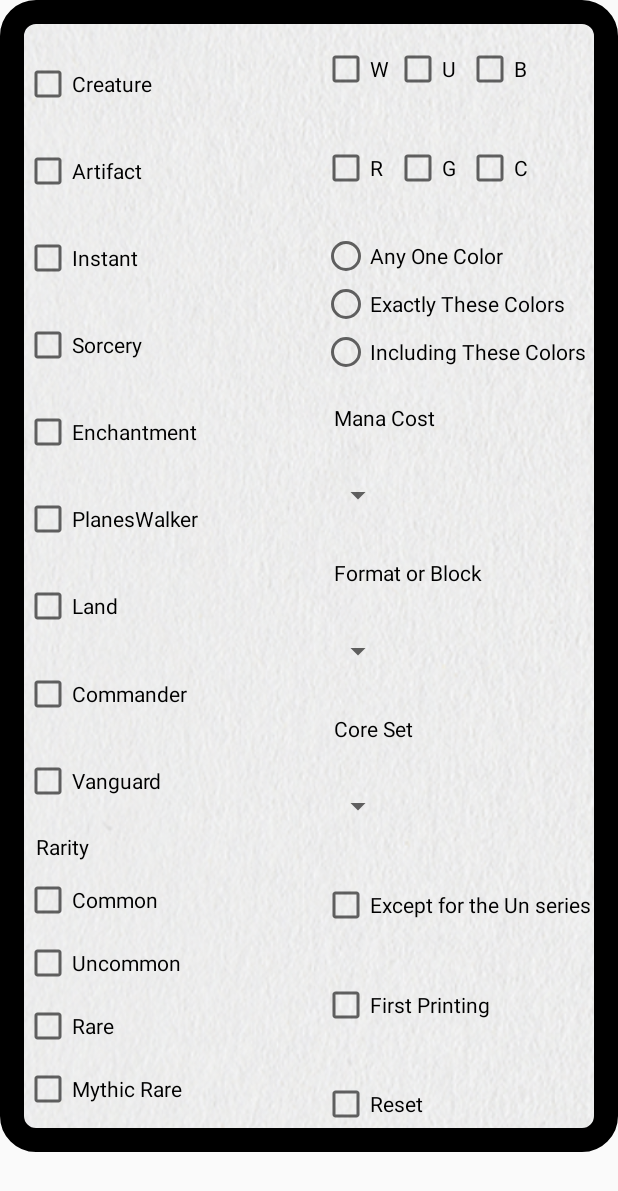
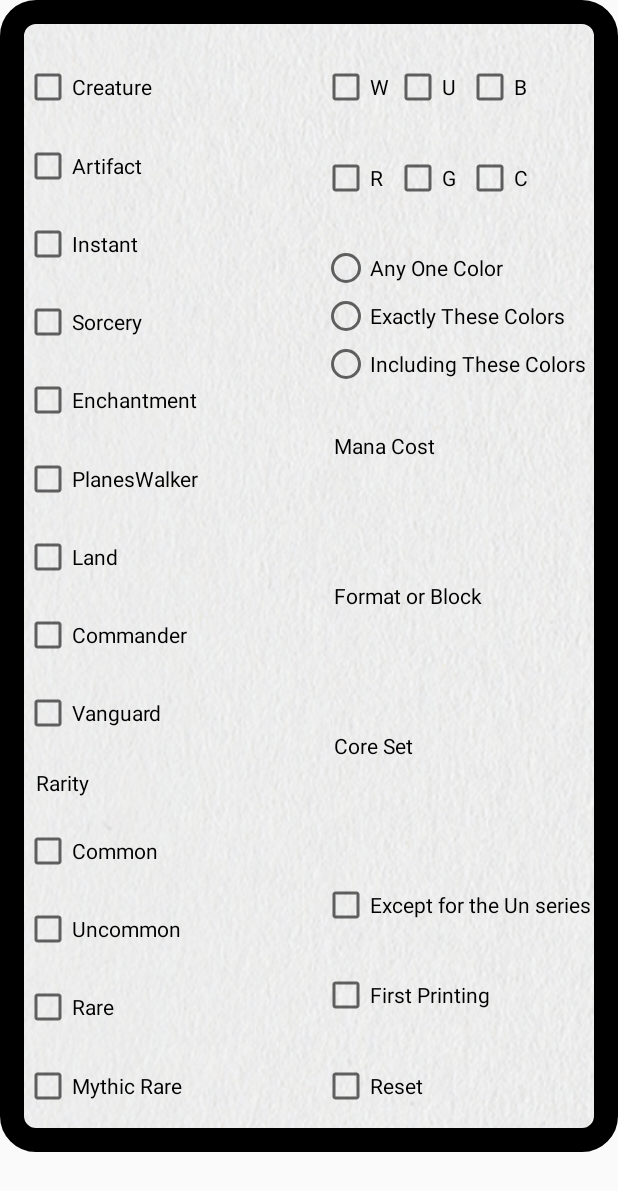
Before and after one commit to chikaharu11/MTG_Random_Card_Search, an Android app: the layout activity_main.xml on its own in the app's theme, with its tools: preview values and no code run, on a phone screen of 412 x 824 dp. Shown: the top 1191 px of the screen. Run offline under Robolectric (Android 15) with nearby library versions, the phone set to English and light mode, and no system bars.

Commit message:
add xml test

```diff
--- a/app/src/main/java/jp/chikaharu11/mtg_random_card_search/MainActivity.kt
+++ b/app/src/main/java/jp/chikaharu11/mtg_random_card_search/MainActivity.kt
@@ -1568,9 +1568,7 @@ class MainActivity : AppCompatActivity() {
                     binding.webView2.loadUrl("http://m.mtgwiki.com/wiki/$jaName2${enName2.replace(" ", "_")}")
                 } else {
                     binding.webView2.loadUrl("https://translate.google.com/translate?sl=auto&tl=en&u=http://m.mtgwiki.com/wiki/$jaName2${
-                        enName2.replace(" ",
-                            "_")
-                    }")
+                        enName2.replace(" ", "_")}")
                 }
                 return true
             }
--- a/app/src/main/res/layout/activity_main.xml
+++ b/app/src/main/res/layout/activity_main.xml
@@ -96,7 +96,6 @@
             android:layout_height="wrap_content"
             android:layout_marginStart="16dp"
             android:layout_marginTop="8dp"
-            android:minHeight="48dp"
             android:text="@string/checkbox"
             app:layout_constraintBottom_toTopOf="@+id/checkBox3"
             app:layout_constraintStart_toStartOf="parent"
@@ -107,7 +106,6 @@
             android:id="@+id/checkBox2"
             android:layout_width="wrap_content"
             android:layout_height="wrap_content"
-            android:minHeight="48dp"
             android:text="@string/checkbox2"
             app:layout_constraintBottom_toTopOf="@+id/checkBox7"
             app:layout_constraintStart_toStartOf="@+id/checkBox6"
@@ -118,7 +116,6 @@
             android:id="@+id/checkBox3"
             android:layout_width="wrap_content"
             android:layout_height="wrap_content"
-            android:minHeight="48dp"
             android:text="@string/checkbox3"
             app:layout_constraintBottom_toTopOf="@+id/checkBox4"
             app:layout_constraintStart_toStartOf="@+id/checkBox"
@@ -129,7 +126,6 @@
             android:id="@+id/checkBox4"
             android:layout_width="wrap_content"
             android:layout_height="wrap_content"
-            android:minHeight="48dp"
             android:text="@string/checkbox4"
             app:layout_constraintBottom_toTopOf="@+id/checkBox5"
             app:layout_constraintStart_toStartOf="@+id/checkBox3"
@@ -140,7 +136,6 @@
             android:id="@+id/checkBox5"
             android:layout_width="wrap_content"
             android:layout_height="wrap_content"
-            android:minHeight="48dp"
             android:text="@string/checkbox5"
             app:layout_constraintBottom_toTopOf="@+id/checkBox6"
             app:layout_constraintStart_toStartOf="@+id/checkBox4"
@@ -151,7 +146,6 @@
             android:id="@+id/checkBox6"
             android:layout_width="wrap_content"
             android:layout_height="wrap_content"
-            android:minHeight="48dp"
             android:text="@string/checkbox6"
             app:layout_constraintBottom_toTopOf="@+id/checkBox2"
             app:layout_constraintStart_toStartOf="@+id/checkBox5"
@@ -162,7 +156,6 @@
             android:id="@+id/checkBox7"
             android:layout_width="wrap_content"
             android:layout_height="wrap_content"
-            android:minHeight="48dp"
             android:text="@string/checkbox7"
             app:layout_constraintBottom_toTopOf="@+id/checkBox16"
             app:layout_constraintStart_toStartOf="@+id/checkBox2"
@@ -205,12 +198,10 @@
             android:id="@+id/checkBox8"
             android:layout_width="wrap_content"
             android:layout_height="wrap_content"
-            android:layout_marginTop="8dp"
             android:minWidth="48dp"
-            android:minHeight="48dp"
             android:text="@string/checkbox8"
             app:layout_constraintStart_toStartOf="@+id/checkBox15"
-            app:layout_constraintTop_toBottomOf="@+id/adView"
+            app:layout_constraintTop_toTopOf="@+id/checkBox"
             tools:ignore="MissingConstraints" />
 
         <CheckBox
@@ -218,7 +209,6 @@
             android:layout_width="wrap_content"
             android:layout_height="wrap_content"
             android:minWidth="48dp"
-            android:minHeight="48dp"
             android:text="@string/checkbox9"
             app:layout_constraintStart_toEndOf="@+id/checkBox8"
             app:layout_constraintTop_toTopOf="@+id/checkBox8"
@@ -229,7 +219,6 @@
             android:layout_width="wrap_content"
             android:layout_height="wrap_content"
             android:minWidth="48dp"
-            android:minHeight="48dp"
             android:text="@string/checkbox10"
             app:layout_constraintStart_toEndOf="@+id/checkBox9"
             app:layout_constraintTop_toTopOf="@+id/checkBox8"
@@ -240,7 +229,6 @@
             android:layout_width="wrap_content"
             android:layout_height="wrap_content"
             android:minWidth="48dp"
-            android:minHeight="48dp"
             android:text="@string/checkbox11"
             app:layout_constraintBottom_toTopOf="@+id/radioGroup"
             app:layout_constraintStart_toStartOf="@+id/checkBox15"
@@ -252,7 +240,6 @@
             android:layout_width="wrap_content"
             android:layout_height="wrap_content"
             android:minWidth="48dp"
-            android:minHeight="48dp"
             android:text="@string/checkbox12"
             app:layout_constraintStart_toStartOf="@+id/checkBox9"
             app:layout_constraintTop_toTopOf="@+id/checkBox11"
@@ -263,7 +250,6 @@
             android:layout_width="wrap_content"
             android:layout_height="wrap_content"
             android:minWidth="48dp"
-            android:minHeight="48dp"
             android:text="@string/checkbox13"
             app:layout_constraintStart_toStartOf="@+id/checkBox10"
             app:layout_constraintTop_toTopOf="@+id/checkBox11"
@@ -273,7 +259,6 @@
             android:id="@+id/checkBox14"
             android:layout_width="wrap_content"
             android:layout_height="wrap_content"
-            android:minHeight="48dp"
             android:text="@string/checkbox14"
             app:layout_constraintBottom_toTopOf="@+id/checkBox15"
             app:layout_constraintStart_toStartOf="@+id/checkBox15"
@@ -284,7 +269,6 @@
             android:layout_width="181dp"
             android:layout_height="wrap_content"
             android:layout_marginEnd="16dp"
-            android:minHeight="48dp"
             android:text="@string/checkbox15"
             app:layout_constraintBottom_toTopOf="@+id/checkBox17"
             app:layout_constraintEnd_toEndOf="parent"
@@ -294,7 +278,6 @@
             android:id="@+id/checkBox16"
             android:layout_width="wrap_content"
             android:layout_height="wrap_content"
-            android:minHeight="48dp"
             android:text="@string/checkbox16"
             app:layout_constraintBottom_toTopOf="@+id/checkBox18"
             app:layout_constraintStart_toStartOf="@+id/checkBox7"
@@ -305,17 +288,14 @@
             android:id="@+id/checkBox17"
             android:layout_width="wrap_content"
             android:layout_height="wrap_content"
-            android:layout_marginBottom="8dp"
-            android:minHeight="48dp"
             android:text="@string/checkbox17"
-            app:layout_constraintBottom_toBottomOf="parent"
+            app:layout_constraintBottom_toBottomOf="@+id/checkBox22"
             app:layout_constraintStart_toStartOf="@+id/checkBox15" />
 
         <CheckBox
             android:id="@+id/checkBox18"
             android:layout_width="wrap_content"
             android:layout_height="wrap_content"
-            android:minHeight="48dp"
             android:text="@string/checkbox18"
             app:layout_constraintBottom_toTopOf="@+id/textView4"
             app:layout_constraintStart_toStartOf="@+id/checkBox16"
@@ -367,7 +347,7 @@
             android:id="@+id/checkBox22"
             android:layout_width="wrap_content"
             android:layout_height="wrap_content"
-            android:layout_marginBottom="16dp"
+            android:layout_marginBottom="8dp"
             android:text="@string/checkbox22"
             app:layout_constraintBottom_toBottomOf="parent"
             app:layout_constraintStart_toStartOf="@+id/checkBox21"
@@ -378,7 +358,6 @@
             android:id="@+id/spinner2"
             android:layout_width="wrap_content"
             android:layout_height="wrap_content"
-            android:minHeight="48dp"
             app:layout_constraintBottom_toTopOf="@+id/textView3"
             app:layout_constraintStart_toStartOf="@+id/checkBox15"
             app:layout_constraintTop_toBottomOf="@+id/textView2"
@@ -400,7 +379,6 @@
             android:id="@+id/spinner"
             android:layout_width="wrap_content"
             android:layout_height="wrap_content"
-            android:minHeight="48dp"
             app:layout_constraintBottom_toTopOf="@+id/textView2"
             app:layout_constraintStart_toStartOf="@+id/checkBox15"
             app:layout_constraintTop_toBottomOf="@+id/textView"
@@ -427,7 +405,6 @@
             android:importantForAutofill="no"
             android:text="@string/name"
             android:visibility="invisible"
-            app:layout_constraintEnd_toEndOf="parent"
             app:layout_constraintStart_toStartOf="parent"
             app:layout_constraintTop_toTopOf="@+id/imageView"
             tools:ignore="LabelFor,MissingConstraints" />
@@ -436,7 +413,6 @@
             android:id="@+id/spinner3"
             android:layout_width="wrap_content"
             android:layout_height="wrap_content"
-            android:minHeight="48dp"
             app:layout_constraintBottom_toTopOf="@+id/checkBox14"
             app:layout_constraintStart_toStartOf="@+id/checkBox15"
             app:layout_constraintTop_toBottomOf="@+id/textView3"
```
